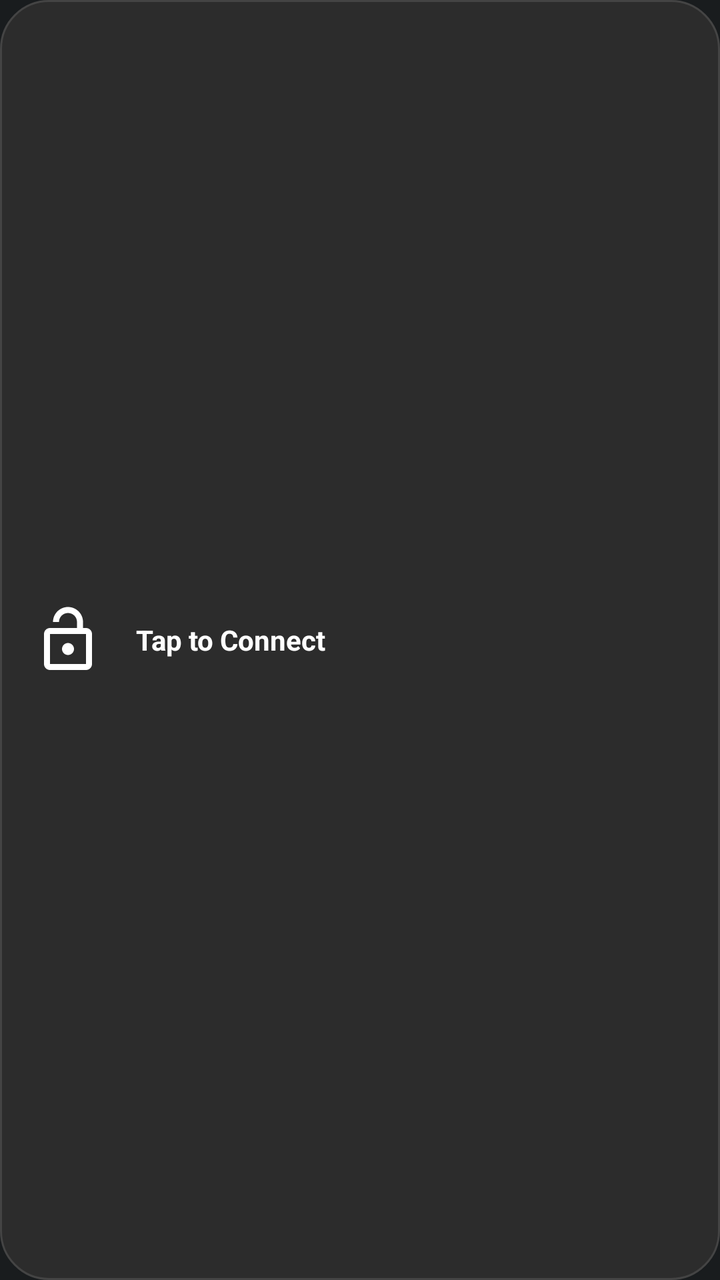
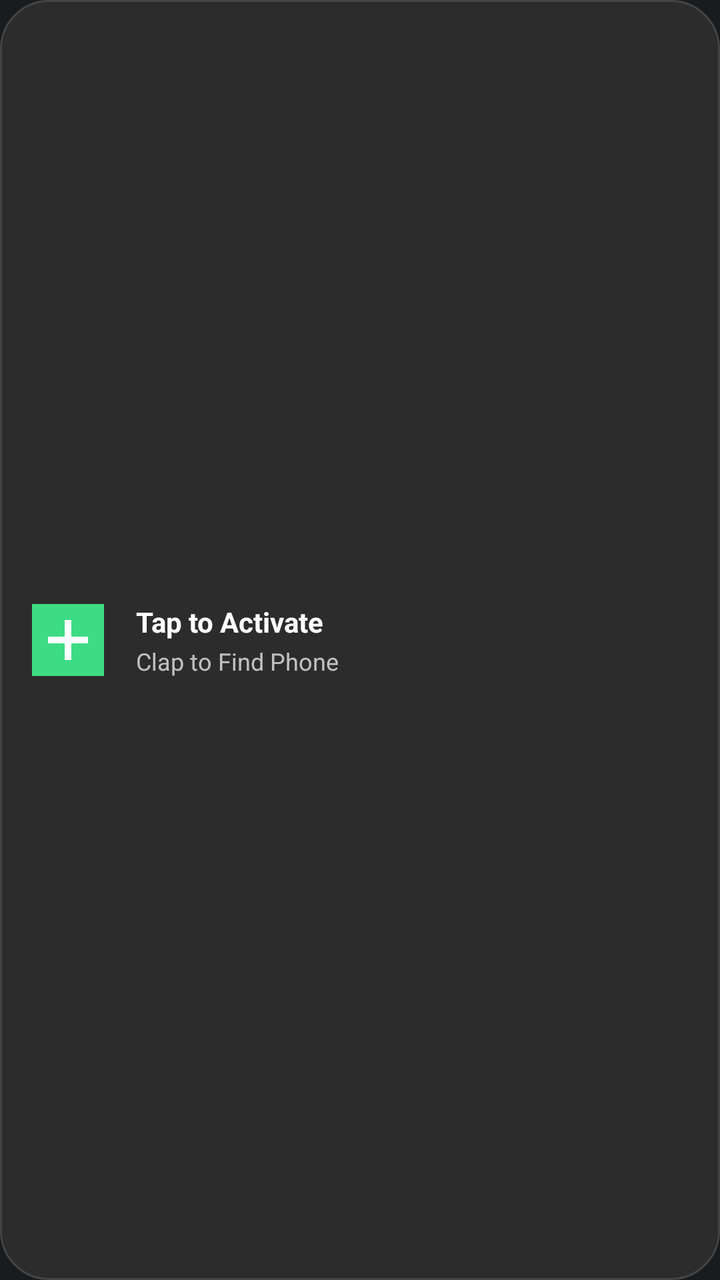

The first picture is an Android layout as it rendered before a commit; the second is the same layout after the commit. The layout source and the unified diff follow.
<!-- AndroidManifest.xml: application theme android:Theme.DeviceDefault.NoActionBar -->
<!-- res/layout/widget_vpn.xml -->
<?xml version="1.0" encoding="utf-8"?>
<LinearLayout xmlns:android="http://schemas.android.com/apk/res/android"
    android:id="@+id/widget_container"
    android:layout_width="match_parent"
    android:layout_height="match_parent"
    android:orientation="horizontal"
    android:gravity="center_vertical"
    android:background="@drawable/widget_bg_disconnected"
    android:paddingTop="8dp"
     android:paddingBottom="8dp"
    android:paddingLeft="16dp"
    android:paddingRight="16dp">

    <ImageView
        android:id="@+id/widget_icon"
        android:layout_width="36dp"
        android:layout_height="36dp"
        android:contentDescription="TODO"
        android:src="@drawable/ic_lock_unprotected"
        android:tint="#FFFFFF"/>

    <LinearLayout
        android:layout_width="0dp"
        android:layout_height="wrap_content"
        android:layout_weight="1"
        android:layout_marginStart="16dp"
        android:orientation="vertical">

        <TextView
            android:id="@+id/widget_text"
            android:layout_width="wrap_content"
            android:layout_height="wrap_content"
            android:text="@string/tap_to_connect"
            android:textColor="#FFFFFF"
            android:textSize="14sp"
            android:textStyle="bold" />

        <Chronometer
            android:id="@+id/widget_timer"
            android:layout_width="wrap_content"
            android:layout_height="wrap_content"
            android:layout_marginTop="2dp"
            android:textColor="#B3FFFFFF"
            android:textSize="12sp"
            android:visibility="gone" />

    </LinearLayout>

</LinearLayout>
<!-- resources referenced by this layout -->
<resources>
  <!-- drawable ic_lock_unprotected (drawable) -->
  <vector xmlns:android="http://schemas.android.com/apk/res/android"
      android:width="24dp"
      android:height="24dp"
      android:viewportWidth="24"
      android:viewportHeight="24"
      android:tint="@android:color/white">
      <path
          android:fillColor="@android:color/white"
          android:pathData="M18,8h-1V6c0,-2.76 -2.24,-5 -5,-5S7,3.24 7,6h2c0,-1.66 1.34,-3 3,-3s3,1.34 3,3v2H6c-1.1,0 -2,0.9 -2,2v10c0,1.1 0.9,2 2,2h12c1.1,0 2,-0.9 2,-2V10C20,8.9 19.1,8 18,8zM18,20H6V10h12V20zM12,17c1.1,0 2,-0.9 2,-2c0,-1.1 -0.9,-2 -2,-2s-2,0.9 -2,2C10,16.1 10.9,17 12,17z"/>
  </vector>
  <!-- drawable widget_bg_disconnected (drawable) -->
  <?xml version="1.0" encoding="utf-8"?>
  <shape xmlns:android="http://schemas.android.com/apk/res/android">
      <solid android:color="#2C2C2C"/>
      <corners android:radius="24dp"/>
      <stroke android:width="1dp" android:color="#444444" />
  </shape>
  <string name="tap_to_connect">Tap to Connect</string>
</resources>

<!-- the commit's change to res/layout/widget_vpn.xml (unified diff, before → after) -->
@@ -7,7 +7,7 @@
     android:gravity="center_vertical"
     android:background="@drawable/widget_bg_disconnected"
     android:paddingTop="8dp"
-     android:paddingBottom="8dp"
+    android:paddingBottom="8dp"
     android:paddingLeft="16dp"
     android:paddingRight="16dp">
 
@@ -15,9 +15,8 @@
         android:id="@+id/widget_icon"
         android:layout_width="36dp"
         android:layout_height="36dp"
-        android:contentDescription="TODO"
-        android:src="@drawable/ic_lock_unprotected"
-        android:tint="#FFFFFF"/>
+        android:contentDescription="Clap Finder Icon"
+        android:src="@drawable/ic_launcher_foreground" />
 
     <LinearLayout
         android:layout_width="0dp"
@@ -30,19 +29,19 @@
             android:id="@+id/widget_text"
             android:layout_width="wrap_content"
             android:layout_height="wrap_content"
-            android:text="@string/tap_to_connect"
+            android:text="@string/tap_to_activate"
             android:textColor="#FFFFFF"
             android:textSize="14sp"
             android:textStyle="bold" />
 
-        <Chronometer
-            android:id="@+id/widget_timer"
+        <TextView
+            android:id="@+id/widget_subtext"
             android:layout_width="wrap_content"
             android:layout_height="wrap_content"
             android:layout_marginTop="2dp"
+            android:text="@string/app_name"
             android:textColor="#B3FFFFFF"
-            android:textSize="12sp"
-            android:visibility="gone" />
+            android:textSize="12sp" />
 
     </LinearLayout>
 
<!-- resource entries referenced after the edit -->
@@ -1,15 +1,19 @@
 <!-- resources referenced by this layout -->
 <resources>
-  <!-- drawable ic_lock_unprotected (drawable) -->
+  <!-- drawable ic_launcher_foreground (drawable) -->
   <vector xmlns:android="http://schemas.android.com/apk/res/android"
-      android:width="24dp"
-      android:height="24dp"
-      android:viewportWidth="24"
-      android:viewportHeight="24"
-      android:tint="@android:color/white">
+      android:width="108dp"
+      android:height="108dp"
+      android:viewportWidth="108"
+      android:viewportHeight="108">
       <path
-          android:fillColor="@android:color/white"
-          android:pathData="M18,8h-1V6c0,-2.76 -2.24,-5 -5,-5S7,3.24 7,6h2c0,-1.66 1.34,-3 3,-3s3,1.34 3,3v2H6c-1.1,0 -2,0.9 -2,2v10c0,1.1 0.9,2 2,2h12c1.1,0 2,-0.9 2,-2V10C20,8.9 19.1,8 18,8zM18,20H6V10h12V20zM12,17c1.1,0 2,-0.9 2,-2c0,-1.1 -0.9,-2 -2,-2s-2,0.9 -2,2C10,16.1 10.9,17 12,17z"/>
+          android:fillColor="#3DDC84"
+          android:pathData="M0,0h108v108h-108z"/>
+      <path
+          android:fillColor="#00000000"
+          android:strokeColor="#FFFFFF"
+          android:strokeWidth="10"
+          android:pathData="M54,24 L54,84 M24,54 L84,54"/>
   </vector>
   <!-- drawable widget_bg_disconnected (drawable) -->
   <?xml version="1.0" encoding="utf-8"?>
@@ -18,6 +22,7 @@
       <corners android:radius="24dp"/>
       <stroke android:width="1dp" android:color="#444444" />
   </shape>
-  <string name="tap_to_connect">Tap to Connect</string>
+  <string name="app_name">Clap to Find Phone</string>
+  <string name="tap_to_activate">Tap to Activate</string>
 </resources>
 
